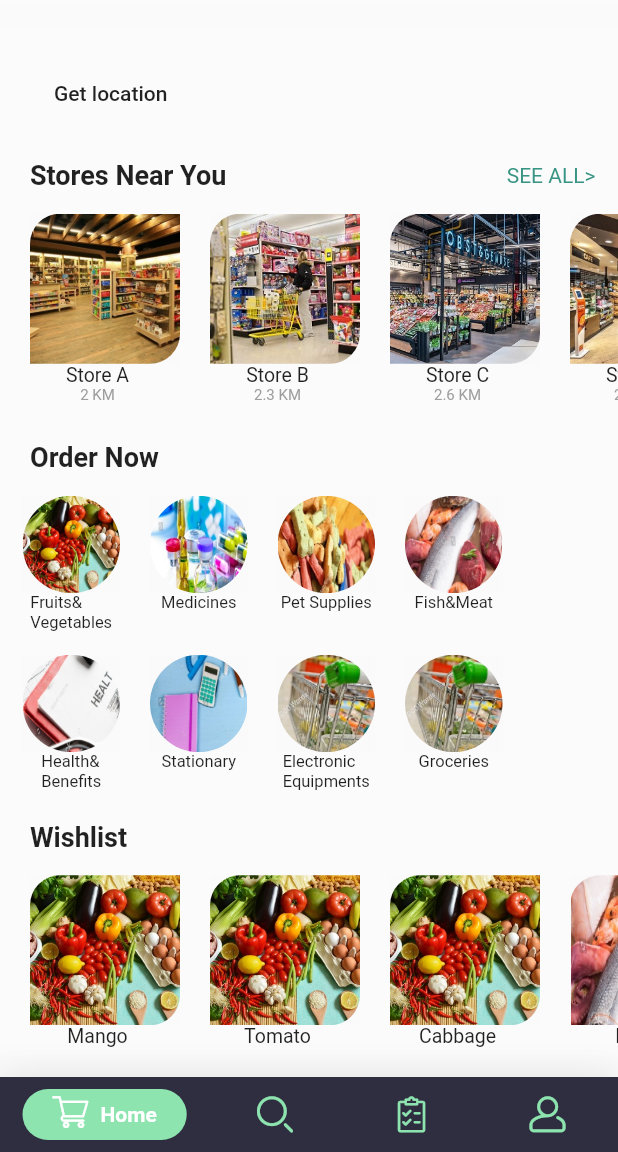
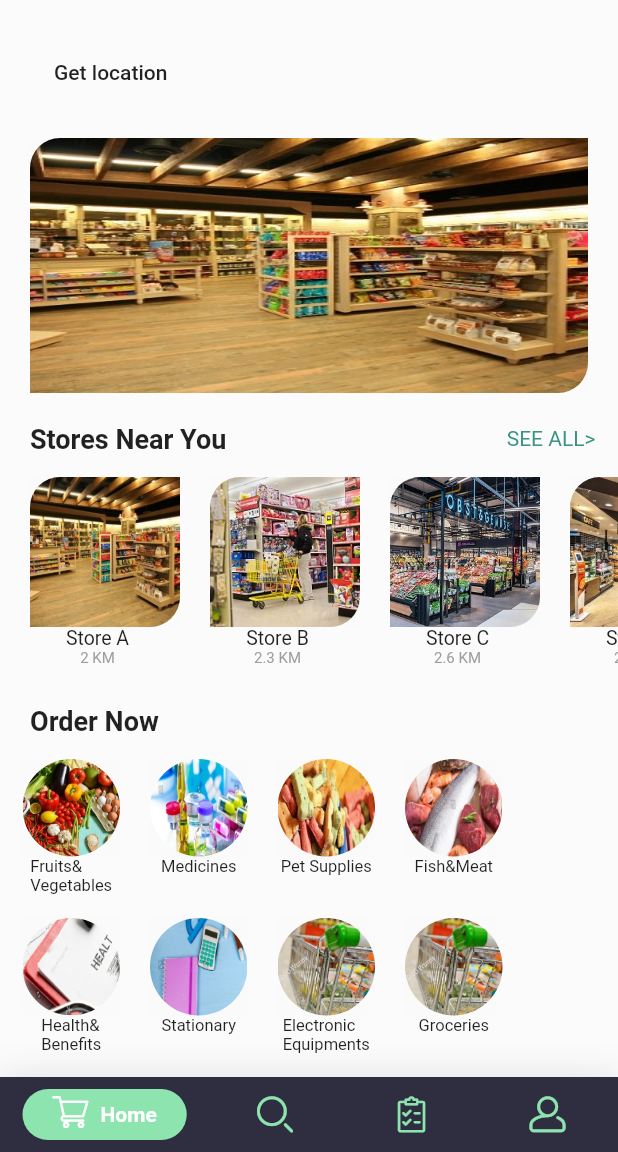
Before and after one commit to somiparna/Agrivator-Flash, a Flutter app: the screen it shows after launch, on a phone screen of 412 x 824 dp, the part 84-1236 px from its top. Run offline on Flutter 3.47's test engine with Material 2 defaults, Android fonts, the phone set to English and light mode, and no system bars; drawn by our look-alikes of google_nav_bar; our stand-ins replace geolocator, google_maps_flutter.

Commit message:
added buttons

```diff
--- a/lib/Tabs/Hometab.dart
+++ b/lib/Tabs/Hometab.dart
@@ -64,6 +64,23 @@ class _HomeTabState extends State<HomeTab> {
                   ),
                 ],
               ),
+            ),
+            Padding(
+              padding: const EdgeInsets.only(top: 20,left: 20,right: 20),
+                child: Material(
+                    child: InkWell(
+                      onTap: () =>
+                          Navigator.of(context)
+                              .push(MaterialPageRoute(builder: (context) => Error())),
+                      child: Container(
+                        child: ClipRRect(
+                          borderRadius: BorderRadius.only(topLeft: Radius.circular(20),bottomRight: Radius.circular(20)),
+
+                          child: Image.asset('images/storea.jpg',
+                               height: 170,fit:BoxFit.fill,width: 500,),
+                        ),),
+                    )
+                )
             ),
             Padding(
               padding: const EdgeInsets.only(top: 20),
```
